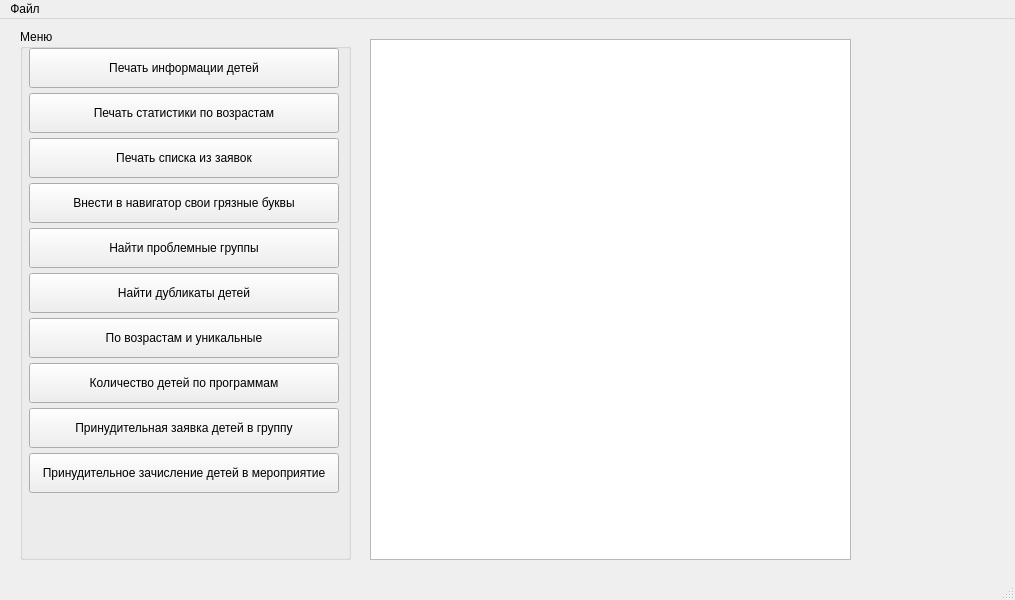
Above: pomoikadesign.ui from Casionale/Navigator-for-people before the change. Below: the same form after it.
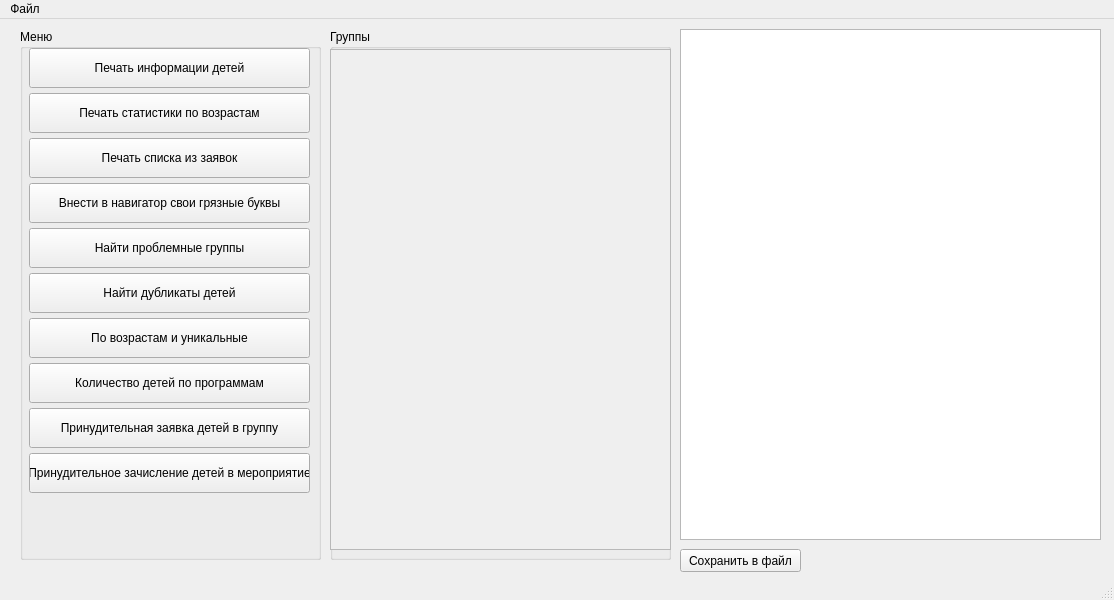
That is the form after the change.

Commit message: Немного допиленный гуи

What changed in the file:
```diff
--- a/pomoikadesign.ui
+++ b/pomoikadesign.ui
@@ -6,7 +6,7 @@
    <rect>
     <x>0</x>
     <y>0</y>
-    <width>1015</width>
+    <width>1114</width>
     <height>600</height>
    </rect>
   </property>
@@ -19,7 +19,7 @@
      <rect>
       <x>20</x>
       <y>10</y>
-      <width>331</width>
+      <width>301</width>
       <height>531</height>
      </rect>
     </property>
@@ -31,7 +31,7 @@
       <rect>
        <x>9</x>
        <y>19</y>
-       <width>310</width>
+       <width>281</width>
        <height>501</height>
       </rect>
      </property>
@@ -65,6 +65,9 @@
         <property name="default">
          <bool>false</bool>
         </property>
+        <property name="flat">
+         <bool>false</bool>
+        </property>
        </widget>
       </item>
       <item>
@@ -211,21 +214,70 @@
    <widget class="QTableView" name="tableView">
     <property name="geometry">
      <rect>
-      <x>370</x>
-      <y>20</y>
-      <width>481</width>
-      <height>521</height>
+      <x>680</x>
+      <y>10</y>
+      <width>421</width>
+      <height>511</height>
      </rect>
     </property>
    </widget>
+   <widget class="QGroupBox" name="groupBox_2">
+    <property name="geometry">
+     <rect>
+      <x>330</x>
+      <y>10</y>
+      <width>341</width>
+      <height>531</height>
+     </rect>
+    </property>
+    <property name="title">
+     <string>Группы</string>
+    </property>
+    <widget class="QScrollArea" name="scrollArea">
+     <property name="geometry">
+      <rect>
+       <x>0</x>
+       <y>20</y>
+       <width>341</width>
+       <height>501</height>
+      </rect>
+     </property>
+     <property name="widgetResizable">
+      <bool>true</bool>
+     </property>
+     <widget class="QWidget" name="scrollAreaWidgetContents">
+      <property name="geometry">
+       <rect>
+        <x>0</x>
+        <y>0</y>
+        <width>339</width>
+        <height>499</height>
+       </rect>
+      </property>
+     </widget>
+    </widget>
+   </widget>
+   <widget class="QPushButton" name="pushButton_11">
+    <property name="geometry">
+     <rect>
+      <x>680</x>
+      <y>530</y>
+      <width>121</width>
+      <height>23</height>
+     </rect>
+    </property>
+    <property name="text">
+     <string>Сохранить в файл</string>
+    </property>
+   </widget>
   </widget>
   <widget class="QMenuBar" name="menubar">
    <property name="geometry">
     <rect>
      <x>0</x>
      <y>0</y>
-     <width>1015</width>
-     <height>26</height>
+     <width>1114</width>
+     <height>21</height>
     </rect>
    </property>
    <widget class="QMenu" name="menu">
```
Left out of the diff: 5 changed lines with no effect on the pictures. The commit also changes 1 other file.
